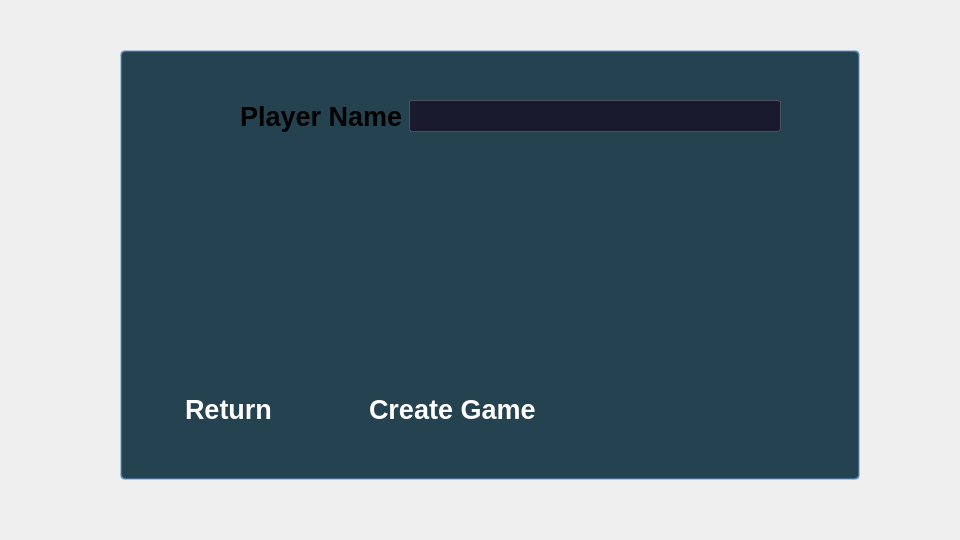
First picture: the form in client/lobby/newgame.ui, repository manucampoliete/tp-grupal-2025c2-grupo-3, before the edit.
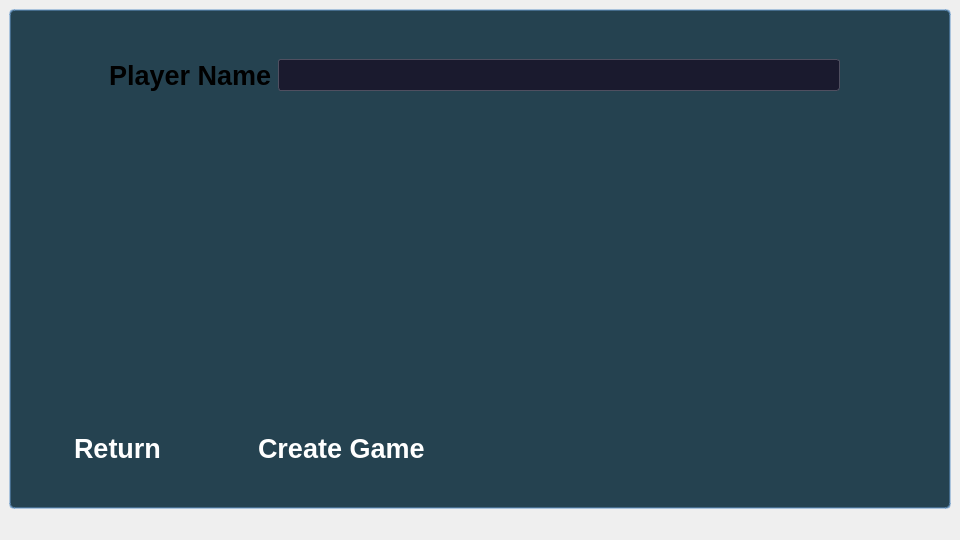
Second picture: the form after the edit.

Patch:
```diff
--- a/client/lobby/newgame.ui
+++ b/client/lobby/newgame.ui
@@ -72,39 +72,17 @@
   <widget class="QWidget" name="newgameContainer" native="true">
    <property name="geometry">
     <rect>
-     <x>120</x>
-     <y>50</y>
-     <width>740</width>
-     <height>430</height>
+     <x>9</x>
+     <y>9</y>
+     <width>942</width>
+     <height>500</height>
     </rect>
    </property>
-   <widget class="QWidget" name="formLayoutWidget">
-    <property name="geometry">
-     <rect>
-      <x>120</x>
-      <y>50</y>
-      <width>541</width>
-      <height>80</height>
-     </rect>
-    </property>
-    <layout class="QFormLayout" name="formLayout">
-     <item row="0" column="0">
-      <widget class="QLabel" name="label">
-       <property name="text">
-        <string>Player Name</string>
-       </property>
-      </widget>
-     </item>
-     <item row="0" column="1">
-      <widget class="QLineEdit" name="lineEdit"/>
-     </item>
-    </layout>
-   </widget>
    <widget class="QWidget" name="horizontalLayoutWidget">
     <property name="geometry">
      <rect>
       <x>50</x>
-      <y>320</y>
+      <y>400</y>
       <width>381</width>
       <height>80</height>
      </rect>
@@ -126,6 +104,32 @@
      </item>
     </layout>
    </widget>
+   <widget class="QWidget" name="verticalLayoutWidget">
+    <property name="geometry">
+     <rect>
+      <x>100</x>
+      <y>50</y>
+      <width>731</width>
+      <height>331</height>
+     </rect>
+    </property>
+    <layout class="QVBoxLayout" name="mainLayout">
+     <item>
+      <layout class="QFormLayout" name="formLayout">
+       <item row="0" column="0">
+        <widget class="QLabel" name="label">
+         <property name="text">
+          <string>Player Name</string>
+         </property>
+        </widget>
+       </item>
+       <item row="0" column="1">
+        <widget class="QLineEdit" name="lineEdit"/>
+       </item>
+      </layout>
+     </item>
+    </layout>
+   </widget>
   </widget>
  </widget>
  <resources/>
```
